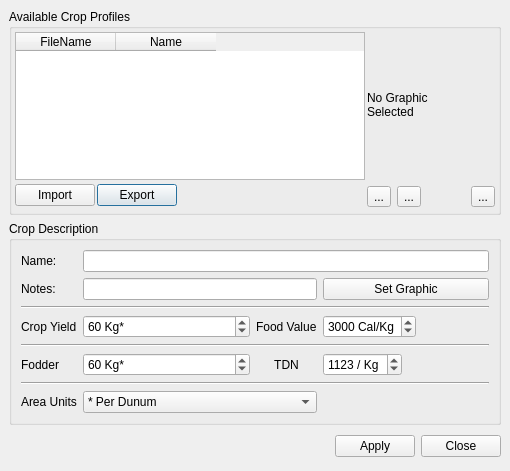
Qt form src/ui/lacropmanagerbase.ui (arkygeek/landuseanalyst) before a commit.
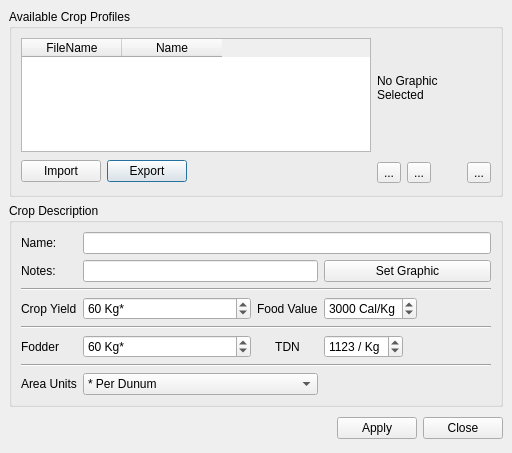
The same form after that commit. Icons and pictures are not drawn.

Diff of the .ui file:
```diff
--- a/src/ui/lacropmanagerbase.ui
+++ b/src/ui/lacropmanagerbase.ui
@@ -5,8 +5,8 @@
    <rect>
     <x>0</x>
     <y>0</y>
-    <width>510</width>
-    <height>471</height>
+    <width>512</width>
+    <height>453</height>
    </rect>
   </property>
   <property name="windowTitle" >
@@ -29,10 +29,10 @@
      </property>
      <layout class="QGridLayout" >
       <property name="margin" >
-       <number>3</number>
+       <number>9</number>
       </property>
       <property name="spacing" >
-       <number>2</number>
+       <number>6</number>
       </property>
       <item rowspan="2" row="0" column="3" >
        <layout class="QGridLayout" >
@@ -42,7 +42,42 @@
         <property name="spacing" >
          <number>6</number>
         </property>
-        <item row="1" column="2" >
+        <item row="1" column="1" >
+         <spacer>
+          <property name="orientation" >
+           <enum>Qt::Vertical</enum>
+          </property>
+          <property name="sizeHint" >
+           <size>
+            <width>20</width>
+            <height>20</height>
+           </size>
+          </property>
+         </spacer>
+        </item>
+        <item row="2" column="0" >
+         <widget class="QToolButton" name="toolNew" >
+          <property name="toolTip" >
+           <string>&lt;html>&lt;head>&lt;meta name="qrichtext" content="1" />&lt;style type="text/css">
+p, li { white-space: pre-wrap; }
+&lt;/style>&lt;/head>&lt;body style=" font-family:'Sans Serif'; font-size:9pt; font-weight:400; font-style:normal; text-decoration:none;">
+&lt;p style=" margin-top:0px; margin-bottom:0px; margin-left:0px; margin-right:0px; -qt-block-indent:0; text-indent:0px;">Define a new crop&lt;/p>&lt;/body>&lt;/html></string>
+          </property>
+          <property name="whatsThis" >
+           <string>&lt;html>&lt;head>&lt;meta name="qrichtext" content="1" />&lt;style type="text/css">
+p, li { white-space: pre-wrap; }
+&lt;/style>&lt;/head>&lt;body style=" font-family:'Sans Serif'; font-size:9pt; font-weight:400; font-style:normal; text-decoration:none;">
+&lt;p style=" margin-top:0px; margin-bottom:0px; margin-left:0px; margin-right:0px; -qt-block-indent:0; text-indent:0px;">If you simply change the name or settings and click apply in the Crop Manager, you are just editing the Crop currently selected. To create a new Crop, you must click on the New button.&lt;/p>&lt;/body>&lt;/html></string>
+          </property>
+          <property name="text" >
+           <string>...</string>
+          </property>
+          <property name="icon" >
+           <iconset resource="../resources/resources.qrc" >:/new.png</iconset>
+          </property>
+         </widget>
+        </item>
+        <item row="2" column="1" >
          <widget class="QToolButton" name="toolCopy" >
           <property name="toolTip" >
            <string>&lt;html>&lt;head>&lt;meta name="qrichtext" content="1" />&lt;style type="text/css">
@@ -64,7 +99,7 @@
           </property>
          </widget>
         </item>
-        <item row="1" column="4" >
+        <item row="2" column="3" >
          <widget class="QToolButton" name="toolDelete" >
           <property name="toolTip" >
            <string>&lt;html>&lt;head>&lt;meta name="qrichtext" content="1" />&lt;style type="text/css">
@@ -80,49 +115,47 @@
           </property>
          </widget>
         </item>
-        <item row="1" column="1" >
-         <widget class="QToolButton" name="toolNew" >
-          <property name="toolTip" >
-           <string>&lt;html>&lt;head>&lt;meta name="qrichtext" content="1" />&lt;style type="text/css">
-p, li { white-space: pre-wrap; }
-&lt;/style>&lt;/head>&lt;body style=" font-family:'Sans Serif'; font-size:9pt; font-weight:400; font-style:normal; text-decoration:none;">
-&lt;p style=" margin-top:0px; margin-bottom:0px; margin-left:0px; margin-right:0px; -qt-block-indent:0; text-indent:0px;">Define a new crop&lt;/p>&lt;/body>&lt;/html></string>
-          </property>
-          <property name="whatsThis" >
-           <string>&lt;html>&lt;head>&lt;meta name="qrichtext" content="1" />&lt;style type="text/css">
-p, li { white-space: pre-wrap; }
-&lt;/style>&lt;/head>&lt;body style=" font-family:'Sans Serif'; font-size:9pt; font-weight:400; font-style:normal; text-decoration:none;">
-&lt;p style=" margin-top:0px; margin-bottom:0px; margin-left:0px; margin-right:0px; -qt-block-indent:0; text-indent:0px;">If you simply change the name or settings and click apply in the Crop Manager, you are just editing the Crop currently selected. To create a new Crop, you must click on the New button.&lt;/p>&lt;/body>&lt;/html></string>
-          </property>
-          <property name="text" >
-           <string>...</string>
-          </property>
-          <property name="icon" >
-           <iconset resource="../resources/resources.qrc" >:/new.png</iconset>
-          </property>
-         </widget>
-        </item>
-        <item row="1" column="3" >
-         <spacer>
-          <property name="orientation" >
-           <enum>Qt::Horizontal</enum>
-          </property>
-          <property name="sizeHint" >
-           <size>
-            <width>21</width>
-            <height>25</height>
-           </size>
-          </property>
-         </spacer>
-        </item>
-        <item row="0" column="1" colspan="4" >
+        <item row="0" column="0" colspan="4" >
          <widget class="QLabel" name="lblCropPix" >
+          <property name="sizePolicy" >
+           <sizepolicy>
+            <hsizetype>0</hsizetype>
+            <vsizetype>0</vsizetype>
+            <horstretch>0</horstretch>
+            <verstretch>0</verstretch>
+           </sizepolicy>
+          </property>
+          <property name="minimumSize" >
+           <size>
+            <width>100</width>
+            <height>100</height>
+           </size>
+          </property>
+          <property name="maximumSize" >
+           <size>
+            <width>100</width>
+            <height>100</height>
+           </size>
+          </property>
           <property name="text" >
            <string>No Graphic
 Selected</string>
           </property>
          </widget>
         </item>
+        <item row="2" column="2" >
+         <spacer>
+          <property name="orientation" >
+           <enum>Qt::Horizontal</enum>
+          </property>
+          <property name="sizeHint" >
+           <size>
+            <width>16</width>
+            <height>25</height>
+           </size>
+          </property>
+         </spacer>
+        </item>
        </layout>
       </item>
       <item row="1" column="2" >
```
Left out of the diff: 4 changed lines with no effect on the pictures.
